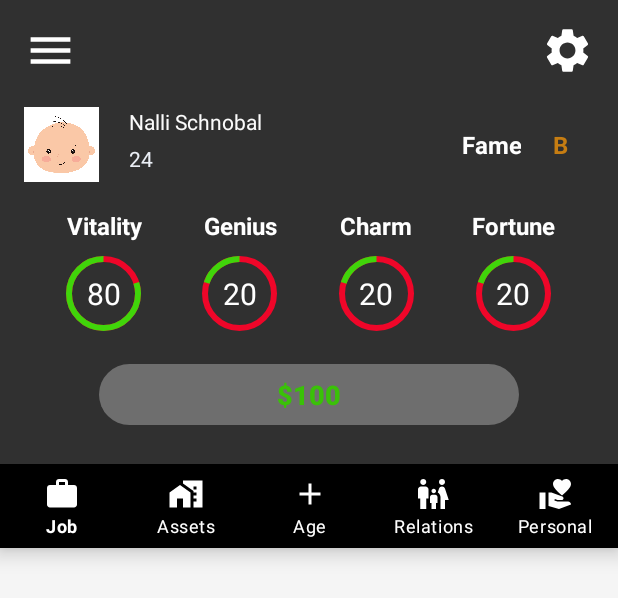
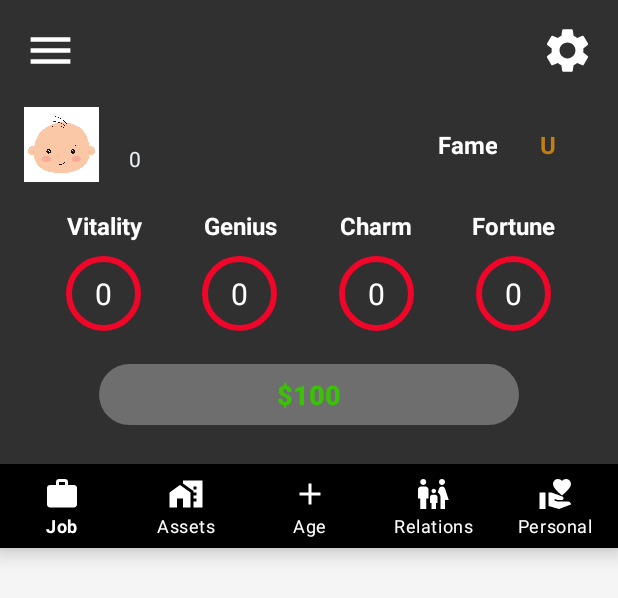
Before and after one commit to YusufYacoobali/LifeSim, an Android app: the layout activity_main.xml on its own in the app's theme, with its tools: preview values and no code run, on a phone screen of 412 x 824 dp. Shown: the top 598 px of the screen. Run offline under Robolectric (Android 15) with nearby library versions, the phone set to English and light mode, and no system bars.

Commit message:
commenting done

```diff
--- a/app/src/main/java/com/example/lifesim4/PartTimeActivity.kt
+++ b/app/src/main/java/com/example/lifesim4/PartTimeActivity.kt
@@ -11,10 +11,10 @@ class PartTimeActivity : AppCompatActivity() {
         super.onCreate(savedInstanceState)
         setContentView(R.layout.activity_part_time)
 
-        val partTimejob : LinearLayout = findViewById(R.id.partTimeJobLayout)
+        val partTimeJob : LinearLayout = findViewById(R.id.partTimeJobLayout)
 
-        partTimejob.setOnClickListener {
-
+        //send data back that you started a new job
+        partTimeJob.setOnClickListener {
             //gameEngine.simulate()
             val resultIntent = Intent()
             resultIntent.putExtra("Part Time", "New Part time Job, You are now a swimming instructor")
--- a/app/src/main/res/layout/activity_main.xml
+++ b/app/src/main/res/layout/activity_main.xml
@@ -79,11 +79,11 @@
                 android:paddingStart="20dp">
 
                 <TextView
-                    android:id="@+id/textView"
+                    android:id="@+id/playerName"
                     android:layout_width="match_parent"
                     android:layout_height="0dp"
                     android:layout_weight="1"
-                    android:text="Nalli Schnobal"
+                    android:text=""
                     android:textColor="#FBFBFB" />
 
                 <TextView
@@ -91,7 +91,7 @@
                     android:layout_width="match_parent"
                     android:layout_height="0dp"
                     android:layout_weight="1"
-                    android:text="24"
+                    android:text="0"
                     android:textColor="#EBEFF6" />
             </LinearLayout>
 
@@ -118,7 +118,7 @@
                     android:layout_height="match_parent"
                     android:layout_weight="1"
                     android:gravity="center|center_horizontal"
-                    android:text="B"
+                    android:text="U"
                     android:textColor="#C67D12"
                     android:textSize="16sp"
                     android:textStyle="bold" />
@@ -161,7 +161,7 @@
                         android:layout_height="wrap_content"
                         android:layout_gravity="center"
                         android:max="100"
-                        android:progress="80"
+                        android:progress="0"
                         android:text="50"
                         app:indicatorColor="#40D50A"
                         app:indicatorDirectionCircular="counterclockwise"
@@ -174,7 +174,7 @@
                         android:layout_width="wrap_content"
                         android:layout_height="wrap_content"
                         android:layout_gravity="center"
-                        android:text="80"
+                        android:text="0"
                         android:textColor="@color/white"
                         android:textSize="20sp" />
 
@@ -210,7 +210,7 @@
                         android:layout_height="wrap_content"
                         android:layout_gravity="center"
                         android:max="100"
-                        android:progress="20"
+                        android:progress="0"
                         android:text="50"
                         app:indicatorColor="#40D50A"
                         app:indicatorDirectionCircular="counterclockwise"
@@ -223,7 +223,7 @@
                         android:layout_width="wrap_content"
                         android:layout_height="wrap_content"
                         android:layout_gravity="center"
-                        android:text="20"
+                        android:text="0"
                         android:textColor="@color/white"
                         android:textSize="20sp" />
 
@@ -258,7 +258,7 @@
                         android:layout_height="wrap_content"
                         android:layout_gravity="center"
                         android:max="100"
-                        android:progress="20"
+                        android:progress="0"
                         android:text="50"
                         app:indicatorColor="#40D50A"
                         app:indicatorDirectionCircular="counterclockwise"
@@ -271,7 +271,7 @@
                         android:layout_width="wrap_content"
                         android:layout_height="wrap_content"
                         android:layout_gravity="center"
-                        android:text="20"
+                        android:text="0"
                         android:textColor="@color/white"
                         android:textSize="20sp" />
 
@@ -307,7 +307,7 @@
                         android:layout_height="wrap_content"
                         android:layout_gravity="center"
                         android:max="100"
-                        android:progress="20"
+                        android:progress="0"
                         android:text="50"
                         app:indicatorColor="#40D50A"
                         app:indicatorDirectionCircular="counterclockwise"
@@ -320,7 +320,7 @@
                         android:layout_width="wrap_content"
                         android:layout_height="wrap_content"
                         android:layout_gravity="center"
-                        android:text="20"
+                        android:text="0"
                         android:textColor="@color/white"
                         android:textSize="20sp" />
 
```
Also changed, not shown: app/src/main/java/com/example/lifesim4/JobActivity.kt (+2 -10 lines), app/src/main/java/com/example/lifesim4/MainActivity.kt (+42 -16 lines), app/src/main/java/com/example/lifesim4/models/GameEngine.kt (+9 -5 lines), app/src/main/java/com/example/lifesim4/models/Person.kt (+4 -3 lines).
